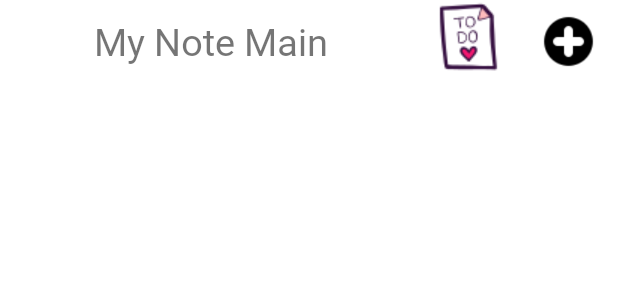
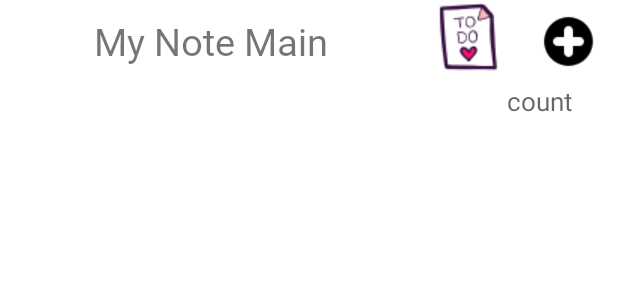
Before and after one commit to HaengSu/Android_Jetpack_TEST, an Android app: the layout fragment_main.xml on its own in the app's theme, with its tools: preview values and no code run, on a phone screen of 412 x 824 dp. Shown: the top 300 px of the screen. Run offline under Robolectric (Android 15) with nearby library versions, the phone set to English and light mode, and no system bars.

```diff
--- a/app/src/main/res/layout/fragment_main.xml
+++ b/app/src/main/res/layout/fragment_main.xml
@@ -44,7 +44,7 @@
                 android:layout_height="0dp" />
 
             <ImageView
-                android:id="@+id/list_plus"
+                android:id="@+id/main_plus"
                 android:layout_width="55dp"
                 android:layout_height="55dp"
                 android:layout_alignParentEnd="true"
@@ -55,9 +55,26 @@
     </LinearLayout>
 
 
-    <androidx.recyclerview.widget.RecyclerView
-        android:id="@+id/main_recyclerview"
-        android:layout_width="wrap_content"
-        android:layout_height="wrap_content" />
+    <RelativeLayout
+        android:layout_width="match_parent"
+        android:layout_height="match_parent">
+
+        <TextView
+            android:id="@+id/main_count"
+            android:layout_width="wrap_content"
+            android:layout_height="wrap_content"
+            android:layout_alignParentTop="true"
+            android:layout_alignParentEnd="true"
+            android:layout_marginEnd="30dp"
+            android:hint="count"
+            android:textSize="17dp"/>
+
+        <androidx.recyclerview.widget.RecyclerView
+            android:id="@+id/main_recyclerview"
+            android:layout_width="wrap_content"
+            android:layout_height="wrap_content" />
+
+    </RelativeLayout>
+
 
 </LinearLayout>
```
Also changed, not shown: app/build.gradle (+14 -2 lines), app/src/main/java/org/techtown/navigation_test/DataModel/NoteDao.kt (added, +19 -0 lines), app/src/main/java/org/techtown/navigation_test/DataModel/NoteDataTable.kt (added, +12 -0 lines), app/src/main/java/org/techtown/navigation_test/DataModel/NoteDatabase.kt (added, +28 -0 lines), app/src/main/java/org/techtown/navigation_test/DataModel/NoteViewModel.kt (added, +52 -0 lines), app/src/main/java/org/techtown/navigation_test/fragment/FragmentMain.kt (+20 -6 lines), app/src/main/java/org/techtown/navigation_test/repository/NoteRepository.kt (added, +14 -0 lines).
